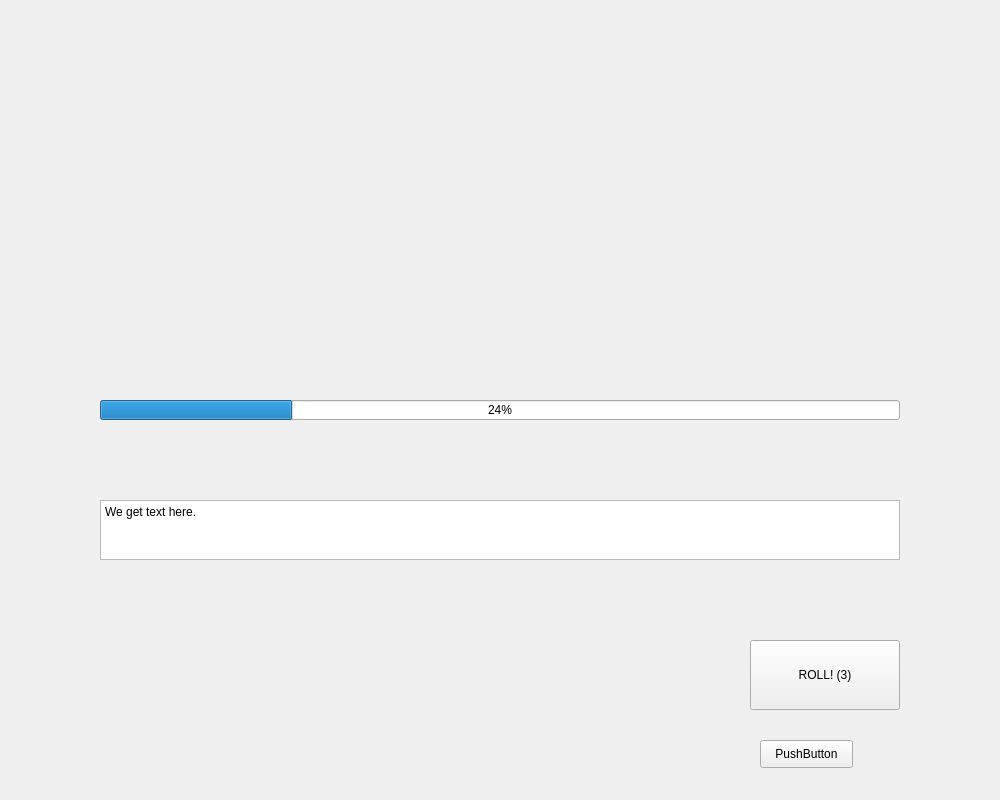
Qt form MainWindow.ui (kmuhan/SWP2_05_ADP_MG) before a commit.
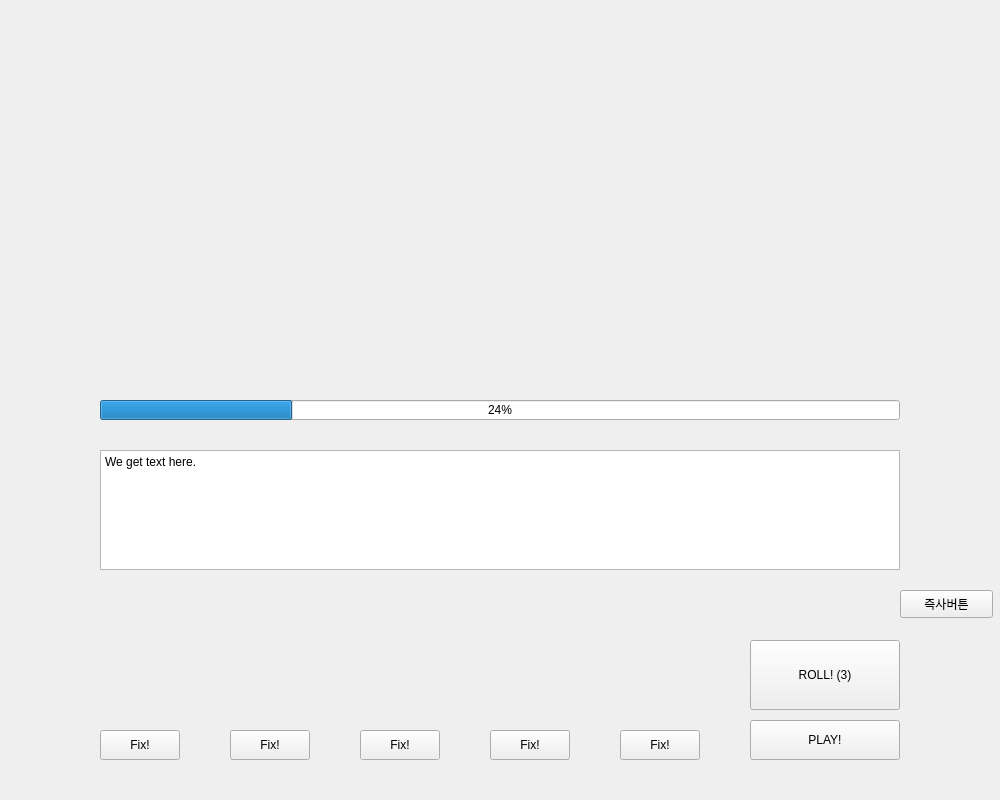
The same form after that commit.

Patch:
```diff
--- a/MainWindow.ui
+++ b/MainWindow.ui
@@ -69,9 +69,9 @@
    <property name="geometry">
     <rect>
      <x>100</x>
-     <y>500</y>
+     <y>450</y>
      <width>800</width>
-     <height>60</height>
+     <height>120</height>
     </rect>
    </property>
    <property name="html">
@@ -150,14 +150,92 @@
   <widget class="QPushButton" name="pushButton">
    <property name="geometry">
     <rect>
-     <x>760</x>
-     <y>740</y>
+     <x>100</x>
+     <y>730</y>
+     <width>80</width>
+     <height>30</height>
+    </rect>
+   </property>
+   <property name="text">
+    <string>Fix!</string>
+   </property>
+  </widget>
+  <widget class="QPushButton" name="seconddiceButton">
+   <property name="geometry">
+    <rect>
+     <x>230</x>
+     <y>730</y>
+     <width>80</width>
+     <height>30</height>
+    </rect>
+   </property>
+   <property name="text">
+    <string>Fix!</string>
+   </property>
+  </widget>
+  <widget class="QPushButton" name="thirddiceButton">
+   <property name="geometry">
+    <rect>
+     <x>360</x>
+     <y>730</y>
+     <width>80</width>
+     <height>30</height>
+    </rect>
+   </property>
+   <property name="text">
+    <string>Fix!</string>
+   </property>
+  </widget>
+  <widget class="QPushButton" name="fourthdiceButton">
+   <property name="geometry">
+    <rect>
+     <x>490</x>
+     <y>730</y>
+     <width>80</width>
+     <height>30</height>
+    </rect>
+   </property>
+   <property name="text">
+    <string>Fix!</string>
+   </property>
+  </widget>
+  <widget class="QPushButton" name="fifthdiceButton">
+   <property name="geometry">
+    <rect>
+     <x>620</x>
+     <y>730</y>
+     <width>80</width>
+     <height>30</height>
+    </rect>
+   </property>
+   <property name="text">
+    <string>Fix!</string>
+   </property>
+  </widget>
+  <widget class="QPushButton" name="killButton">
+   <property name="geometry">
+    <rect>
+     <x>900</x>
+     <y>590</y>
      <width>93</width>
      <height>28</height>
     </rect>
    </property>
    <property name="text">
-    <string>PushButton</string>
+    <string>즉사버튼</string>
+   </property>
+  </widget>
+  <widget class="QPushButton" name="playButton">
+   <property name="geometry">
+    <rect>
+     <x>750</x>
+     <y>720</y>
+     <width>150</width>
+     <height>40</height>
+    </rect>
+   </property>
+   <property name="text">
+    <string>PLAY!</string>
    </property>
   </widget>
  </widget>
```
Left out of the diff: 2 changed lines with no effect on the pictures.
